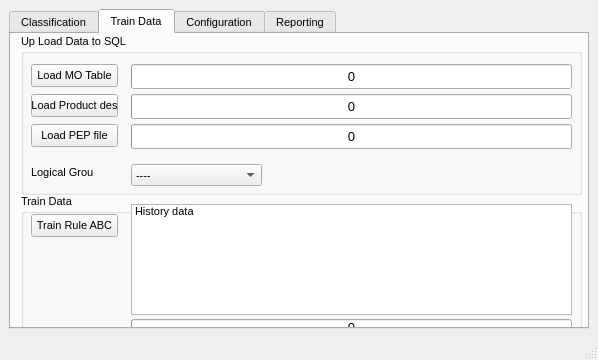
Above: assets/GUI.ui from tuanhungstar/PYQ5GUI before the change. Below: the same form after it.
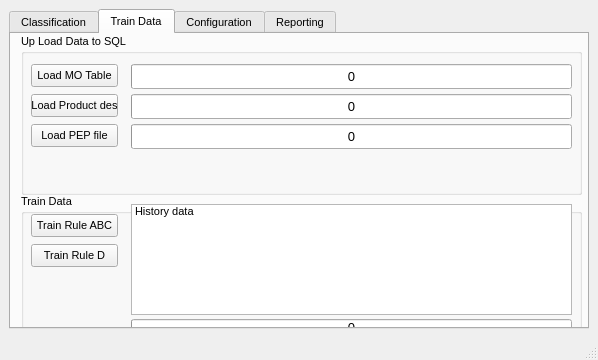
That is the form after the change. The open tabs and pages were chosen to show the change. Icons and pictures are not drawn.

Patch:
```diff
--- a/assets/GUI.ui
+++ b/assets/GUI.ui
@@ -502,64 +502,6 @@
           <string>Load MO Table</string>
          </property>
         </widget>
-        <widget class="QLabel" name="label_8">
-         <property name="geometry">
-          <rect>
-           <x>10</x>
-           <y>130</y>
-           <width>63</width>
-           <height>17</height>
-          </rect>
-         </property>
-         <property name="text">
-          <string>Logical Group</string>
-         </property>
-        </widget>
-        <widget class="QComboBox" name="select_logical_group_2">
-         <property name="geometry">
-          <rect>
-           <x>110</x>
-           <y>130</y>
-           <width>131</width>
-           <height>22</height>
-          </rect>
-         </property>
-         <item>
-          <property name="text">
-           <string>----</string>
-          </property>
-         </item>
-         <item>
-          <property name="text">
-           <string>Y_UBK</string>
-          </property>
-         </item>
-         <item>
-          <property name="text">
-           <string>Y_PT</string>
-          </property>
-         </item>
-         <item>
-          <property name="text">
-           <string>Y_DC</string>
-          </property>
-         </item>
-         <item>
-          <property name="text">
-           <string>Y_BR</string>
-          </property>
-         </item>
-         <item>
-          <property name="text">
-           <string>Y_TT</string>
-          </property>
-         </item>
-         <item>
-          <property name="text">
-           <string>Y_BT</string>
-          </property>
-         </item>
-        </widget>
         <widget class="QPushButton" name="btt_load_data_3">
          <property name="geometry">
           <rect>
@@ -659,6 +601,19 @@
           <string>%p</string>
          </property>
         </widget>
+        <widget class="QPushButton" name="tra_btt_train_ruled">
+         <property name="geometry">
+          <rect>
+           <x>10</x>
+           <y>50</y>
+           <width>87</width>
+           <height>23</height>
+          </rect>
+         </property>
+         <property name="text">
+          <string>Train Rule D</string>
+         </property>
+        </widget>
        </widget>
       </widget>
       <widget class="QWidget" name="tab_4">
```
Left out of the diff: 12 changed lines with no effect on the pictures.
